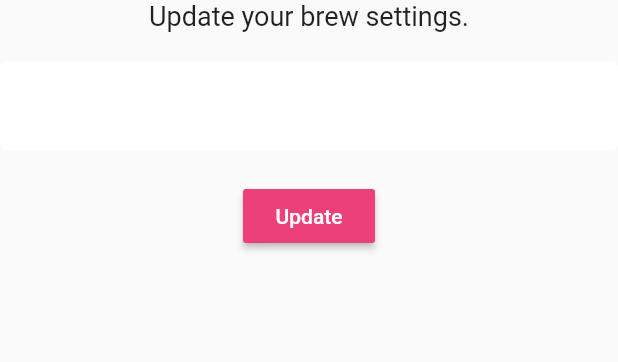
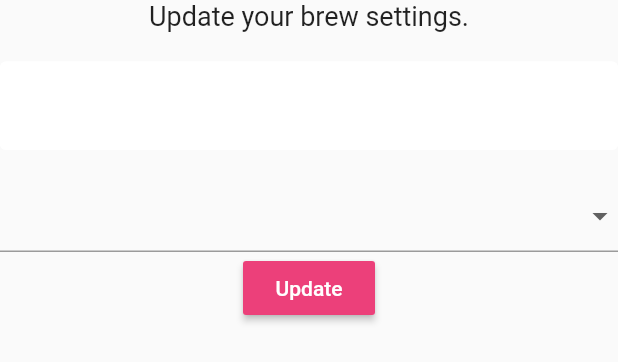
Before and after one commit to MuazZulkarnain/Brew-Crew, a Flutter app: the SettingsForm widget shown alone on an empty page, opened directly, on a phone screen of 412 x 824 dp. Shown: the top 362 px of the screen. Run offline on Flutter 3.47's test engine with Material 2 defaults, Android fonts, the phone set to English and light mode, and no system bars; our stand-ins replace cloud_firestore, firebase_auth, flutter_spinkit; accounts and stored records are empty.

Commit message:
DropDown update

```diff
--- a/lib/home/settings_form.dart
+++ b/lib/home/settings_form.dart
@@ -33,6 +33,15 @@ class _SettingsFormState extends State<SettingsForm> {
           ),
           SizedBox(height: 20.0),
           //dropdown
+          DropdownButtonFormField(
+            items: sugars.map((sugar) {
+              return DropdownMenuItem(
+                value: sugar,
+                child: Text('$sugar sugars'),
+              );
+            }).toList(),
+            onChanged: (val) => setState(() => _currentSugars = val),
+          ),
           //slider
           RaisedButton(
             color: Colors.pink[400],
```
